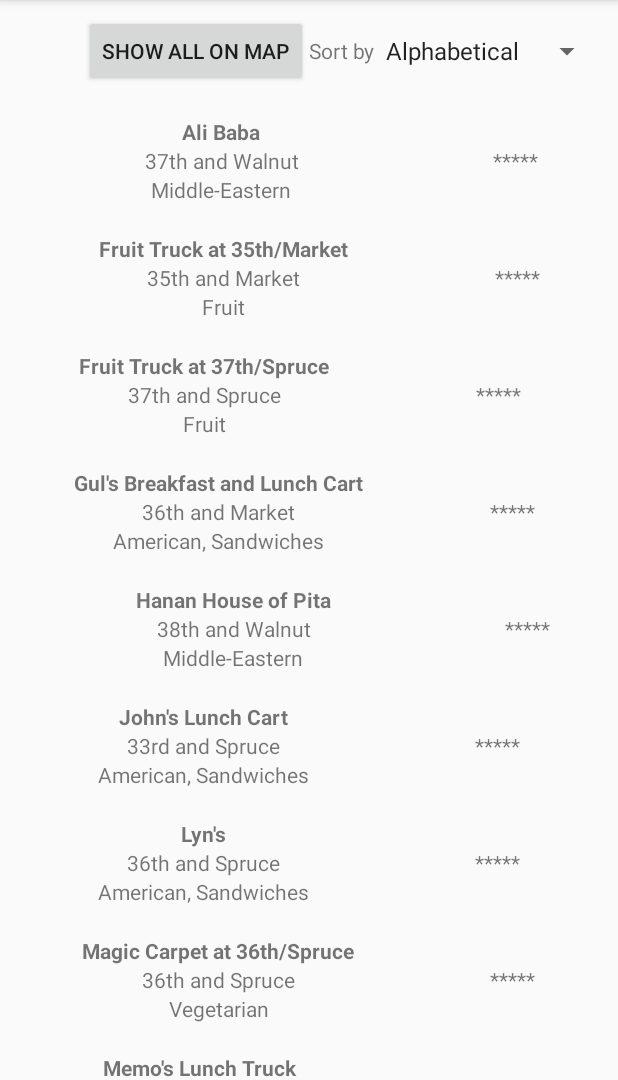
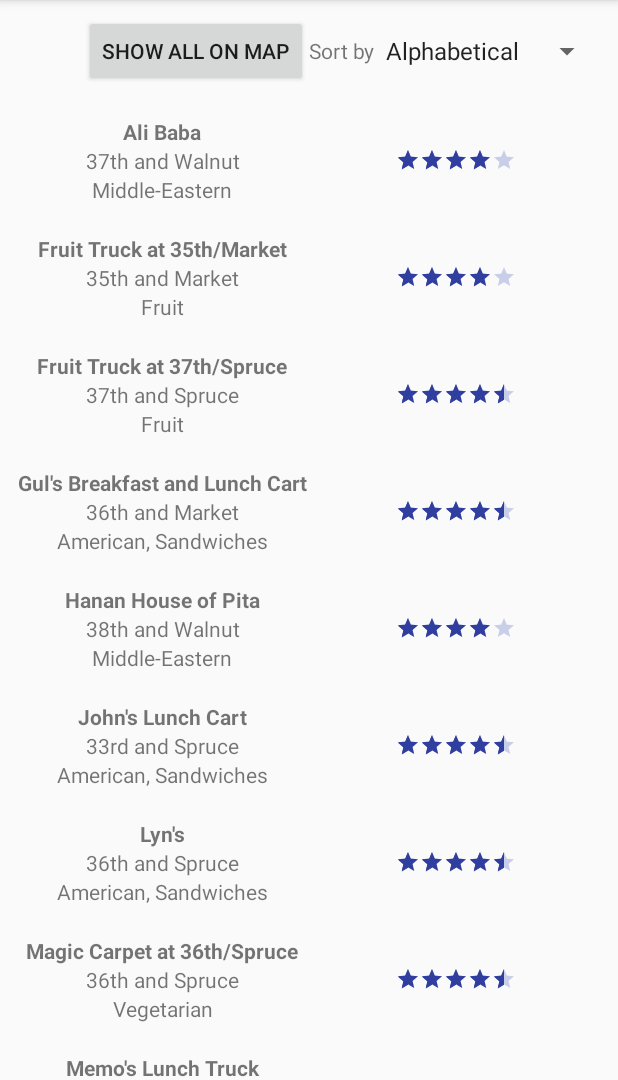
Before and after one commit to SkylerRankin/PennLabsApplication, an Android app: the screen it shows after launch (MainActivity), on a phone screen of 412 x 824 dp, the part 156-1236 px from its top. Run offline under Robolectric (Android 15) with nearby library versions, the phone set to English and light mode, and no system bars.

Commit message:
stars fix

```diff
--- a/app/src/main/java/com/skyle/foodbuildings/FoodTruckListAdapter.java
+++ b/app/src/main/java/com/skyle/foodbuildings/FoodTruckListAdapter.java
@@ -6,6 +6,7 @@ import android.view.LayoutInflater;
 import android.view.View;
 import android.view.ViewGroup;
 import android.widget.LinearLayout;
+import android.widget.RatingBar;
 import android.widget.TextView;
 
 public class FoodTruckListAdapter extends RecyclerView.Adapter<FoodTruckListAdapter.ViewHolder> {
@@ -33,9 +34,12 @@ public class FoodTruckListAdapter extends RecyclerView.Adapter<FoodTruckListAdap
         TextView name = linearLayout.findViewById(R.id.foodtruck_name);
         TextView address = linearLayout.findViewById(R.id.foodtruck_address);
         TextView description = linearLayout.findViewById(R.id.foodtruck_description);
+        RatingBar rating = linearLayout.findViewById(R.id.small_rating);
         name.setText(FoodTruckData.trucks[pos].name);
         address.setText(FoodTruckData.trucks[pos].address);
         description.setText(FoodTruckData.trucks[pos].description);
+        rating.setRating((float) FoodTruckData.trucks[pos].rating);
+        rating.setNumStars(5);
         linearLayout.setOnClickListener(new View.OnClickListener() {
             public void onClick(View v) {
                 listener.onClick(pos);
--- a/app/src/main/res/layout/activity_food_truck.xml
+++ b/app/src/main/res/layout/activity_food_truck.xml
@@ -40,23 +40,31 @@
             android:isIndicator="true"/>
 
         <TextView
-            android:layout_width="wrap_content"
+            android:layout_width="match_parent"
             android:layout_height="wrap_content"
+            android:textStyle="italic"
+            android:textAlignment="center"
             android:id="@+id/truck_detail_address"/>
 
         <TextView
-            android:layout_width="wrap_content"
+            android:layout_width="match_parent"
             android:layout_height="wrap_content"
+            android:textStyle="italic"
+            android:textAlignment="center"
             android:id="@+id/truck_detail_description"/>
 
         <TextView
-            android:layout_width="wrap_content"
+            android:layout_width="match_parent"
             android:layout_height="wrap_content"
+            android:textStyle="italic"
+            android:textAlignment="center"
             android:id="@+id/truck_detail_hours"/>
 
         <TextView
-            android:layout_width="wrap_content"
+            android:layout_width="match_parent"
             android:layout_height="wrap_content"
+            android:textStyle="italic"
+            android:textAlignment="center"
             android:id="@+id/truck_detail_phone"/>
 
         <fragment
@@ -66,6 +74,7 @@
             android:id="@+id/map"
             android:layout_width="match_parent"
             android:layout_height="match_parent"
+            android:layout_marginTop="10dp"
             map:cameraZoom="14"
             map:cameraTargetLat="39.9529"
             map:cameraTargetLng="-75.197098"/>
--- a/app/src/main/res/layout/food_truck_view.xml
+++ b/app/src/main/res/layout/food_truck_view.xml
@@ -1,56 +1,66 @@
 <?xml version="1.0" encoding="utf-8"?>
 <LinearLayout
     xmlns:android="http://schemas.android.com/apk/res/android"
+    xmlns:tools="http://schemas.android.com/tools"
     android:layout_width="match_parent"
     android:layout_height="wrap_content"
     android:orientation="horizontal"
     android:padding="10dp">
 
+    <TableLayout
+        android:layout_width="match_parent"
+        android:layout_height="match_parent">
+
+        <TableRow android:layout_gravity="center_vertical">
+
             <LinearLayout
-        android:layout_width="wrap_content"
+                android:layout_width="0dp"
                 android:layout_height="wrap_content"
-        android:orientation="vertical"
                 android:layout_weight="1"
-        android:layout_gravity="left">
+                android:orientation="vertical">
 
-        <TextView
-            xmlns:android="http://schemas.android.com/apk/res/android"
+                <TextView xmlns:android="http://schemas.android.com/apk/res/android"
+                    android:id="@+id/foodtruck_name"
                     android:layout_width="match_parent"
                     android:layout_height="wrap_content"
+                    android:text="testing"
                     android:textAlignment="center"
-            android:textStyle="bold"
-            android:id="@+id/foodtruck_name"
-            android:text="testing">
-        </TextView>
+                    android:textStyle="bold"></TextView>
 
-        <TextView
-            xmlns:android="http://schemas.android.com/apk/res/android"
+                <TextView xmlns:android="http://schemas.android.com/apk/res/android"
+                    android:id="@+id/foodtruck_address"
                     android:layout_width="match_parent"
                     android:layout_height="wrap_content"
-            android:textAlignment="center"
-            android:id="@+id/foodtruck_address"
-            android:text="testing">
-        </TextView>
+                    android:text="testing"
+                    android:textAlignment="center"></TextView>
 
-        <TextView
-            xmlns:android="http://schemas.android.com/apk/res/android"
+                <TextView xmlns:android="http://schemas.android.com/apk/res/android"
+                    android:id="@+id/foodtruck_description"
                     android:layout_width="match_parent"
                     android:layout_height="wrap_content"
-            android:textAlignment="center"
-            android:id="@+id/foodtruck_description"
-            android:text="testing">
-        </TextView>
+                    android:text="testing"
+                    android:textAlignment="center"></TextView>
 
             </LinearLayout>
 
-    <TextView
+            <LinearLayout
+                android:layout_width="0dp"
+                android:layout_height="match_parent"
+                android:layout_weight="1"
+                android:gravity="center_vertical|center_horizontal"
+                android:orientation="horizontal">
+
+                <android.support.v7.widget.AppCompatRatingBar
+                    android:id="@+id/small_rating"
+                    style="?android:attr/ratingBarStyleSmall"
                     android:layout_width="wrap_content"
                     android:layout_height="wrap_content"
-        android:layout_gravity="right|center_vertical"
-        android:layout_weight="1"
-        android:text="*****"
-        android:textAlignment="center" />
+                    android:isIndicator="true"
+                    android:numStars="5"
+                    android:theme="@style/StarsTheme" />
+            </LinearLayout>
 
-
+        </TableRow>
+    </TableLayout>
 
 </LinearLayout>
```
Lines whose indentation alone changed are shown as unchanged.
